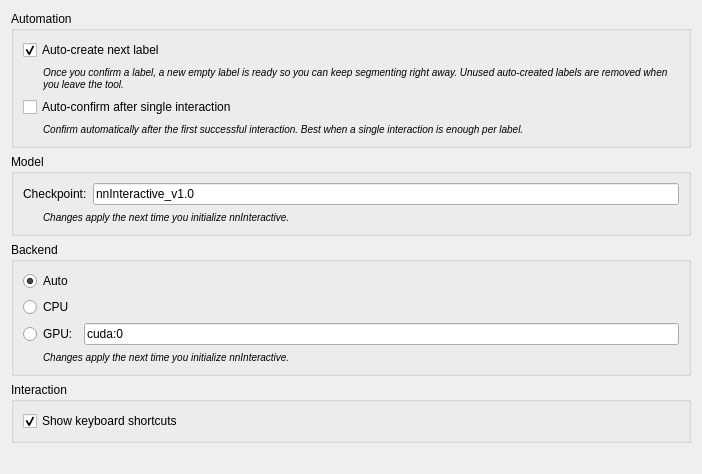
Above: Plugins/org.mitk.gui.qt.segmentation/src/internal/QmitknnInteractivePreferencePage.ui from MITK/MITK before the change. Below: the same form after it.
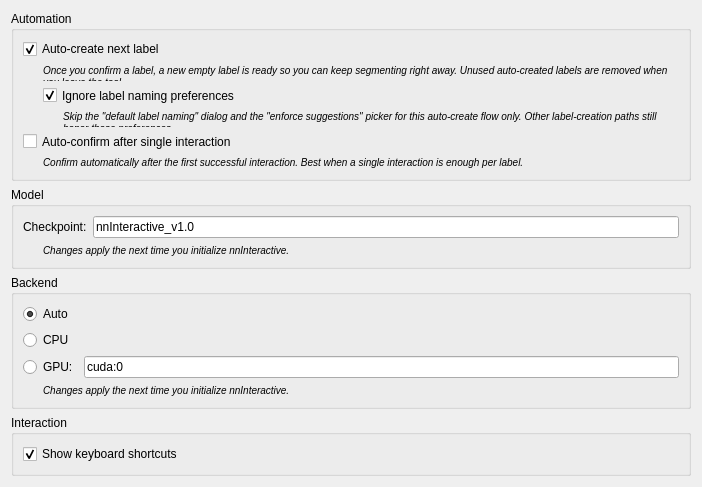
That is the form after the change.

Commit message: Let nnInteractive auto-create skip label naming prompts

```diff
--- a/Plugins/org.mitk.gui.qt.segmentation/src/internal/QmitknnInteractivePreferencePage.ui
+++ b/Plugins/org.mitk.gui.qt.segmentation/src/internal/QmitknnInteractivePreferencePage.ui
@@ -48,6 +48,57 @@
         </property>
        </widget>
       </item>
+      <item>
+       <layout class="QHBoxLayout" name="skipNamingPromptLayout">
+        <property name="spacing">
+         <number>0</number>
+        </property>
+        <item>
+         <spacer name="skipNamingPromptIndentSpacer">
+          <property name="orientation">
+           <enum>Qt::Orientation::Horizontal</enum>
+          </property>
+          <property name="sizeType">
+           <enum>QSizePolicy::Policy::Fixed</enum>
+          </property>
+          <property name="sizeHint" stdset="0">
+           <size>
+            <width>20</width>
+            <height>0</height>
+           </size>
+          </property>
+         </spacer>
+        </item>
+        <item>
+         <widget class="QCheckBox" name="skipNamingPromptCheckBox">
+          <property name="text">
+           <string>Ignore label naming preferences</string>
+          </property>
+          <property name="checked">
+           <bool>true</bool>
+          </property>
+         </widget>
+        </item>
+       </layout>
+      </item>
+      <item>
+       <widget class="QLabel" name="skipNamingPromptDescriptionLabel">
+        <property name="font">
+         <font>
+          <italic>true</italic>
+         </font>
+        </property>
+        <property name="text">
+         <string>&lt;small&gt;Skip the &quot;default label naming&quot; dialog and the &quot;enforce suggestions&quot; picker for this auto-create flow only. Other label-creation paths still honor those preferences.&lt;/small&gt;</string>
+        </property>
+        <property name="wordWrap">
+         <bool>true</bool>
+        </property>
+        <property name="indent">
+         <number>40</number>
+        </property>
+       </widget>
+      </item>
       <item>
        <widget class="QCheckBox" name="autoConfirmCheckBox">
         <property name="text">
```
Left out of the diff: 1 changed line with no effect on the pictures. The commit also changes 6 other files.
